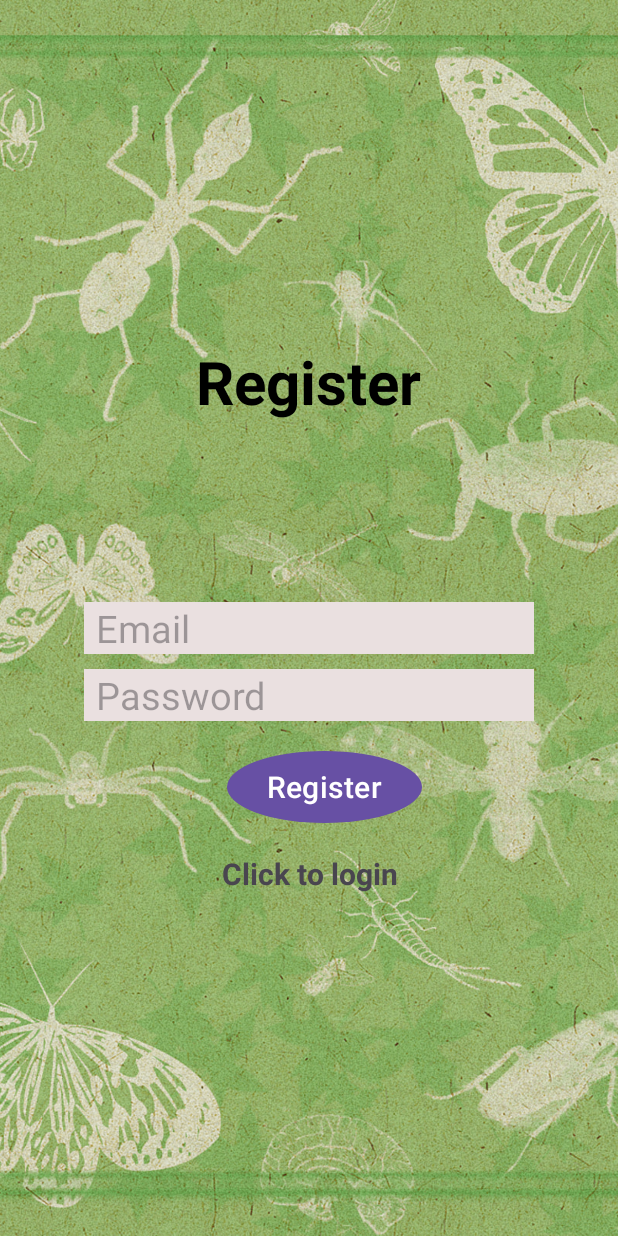
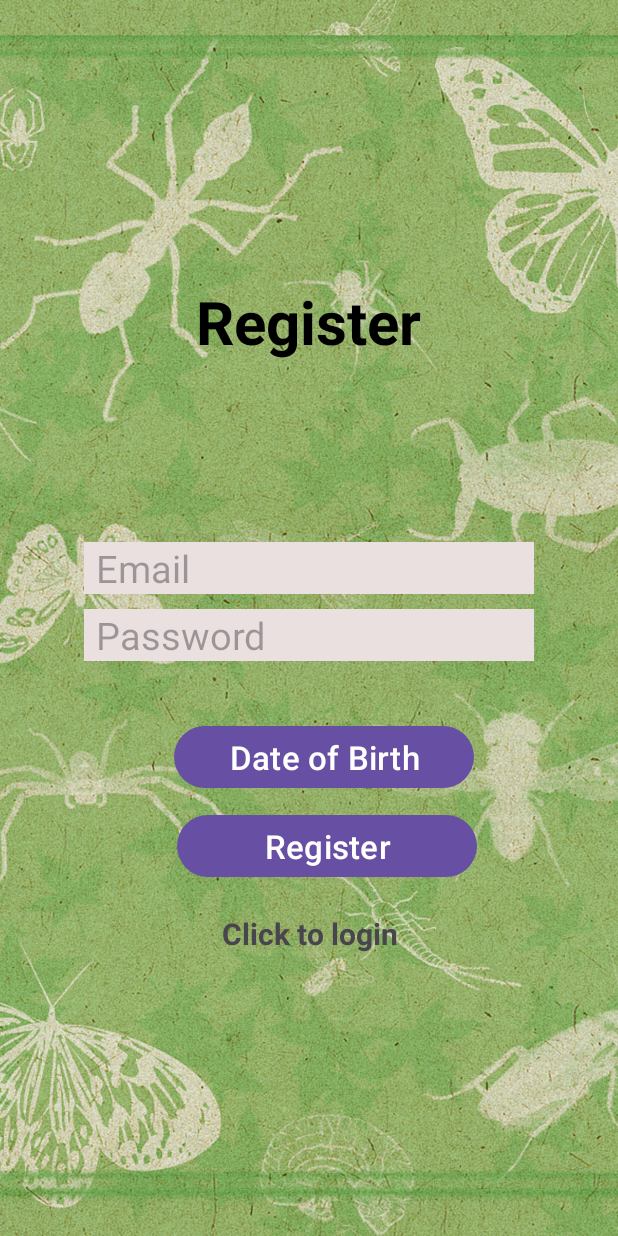
Before and after one commit to fsananna/InsectDetection, an Android app: the layout activity_register.xml on its own in the app's theme, with its tools: preview values and no code run, on a phone screen of 412 x 824 dp. Run offline under Robolectric (Android 15) with nearby library versions, the phone set to English and light mode, and no system bars.

```diff
--- a/app/src/main/res/layout/activity_register.xml
+++ b/app/src/main/res/layout/activity_register.xml
@@ -62,21 +62,37 @@
     android:visibility="gone"
     android:layout_width="wrap_content"
     android:layout_height="wrap_content"/>
-        <!-- Login Button with Icon -->
+        <TextView
+            android:layout_width="wrap_content"
+            android:layout_height="wrap_content"
+            android:id="@+id/textViewId"
+            />
+
+        <Button
+            android:id="@+id/idBtnPickDate"
+            android:layout_width="200dp"
+            android:layout_height="wrap_content"
+            android:layout_centerHorizontal="true"
+            android:layout_centerVertical="true"
+            android:layout_marginLeft="10dp"
+            android:layout_marginBottom="10dp"
+            android:text="@string/date_of_birth"
+            android:textAllCaps="false"
+            android:textSize="22dp" />
+
         <LinearLayout
             android:layout_width="300dp"
             android:layout_height="wrap_content"
             android:orientation="horizontal">
-
+            <!-- Login Button with Icon -->
             <Button
                 android:id="@+id/btnRegister"
-                android:layout_width="130dp"
+                android:layout_width="200dp"
                 android:layout_height="wrap_content"
-                android:layout_marginLeft="95dp"
-                android:background="@drawable/round_button_background"
+                android:layout_marginLeft="62dp"
                 android:text="@string/register"
                 android:textColor="@android:color/white"
-                android:textSize="20dp" />
+                android:textSize="22dp" />
 
 
         </LinearLayout>
```
Also changed, not shown: app/src/main/java/com/example/insectdetection/Login.java (+17 -5 lines), app/src/main/java/com/example/insectdetection/Register.java (+31 -15 lines), app/src/main/java/com/example/insectdetection/SplashScreenActivity.java (added, +31 -0 lines), app/src/main/res/layout/splash_screen.xml (added, +12 -0 lines).
